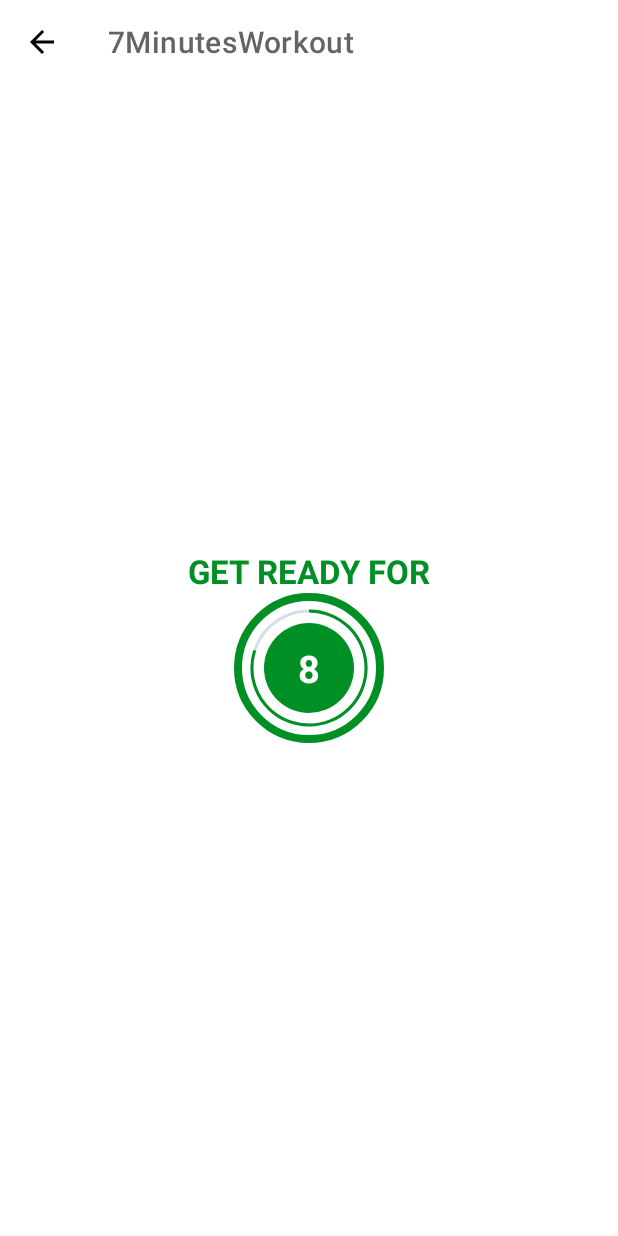
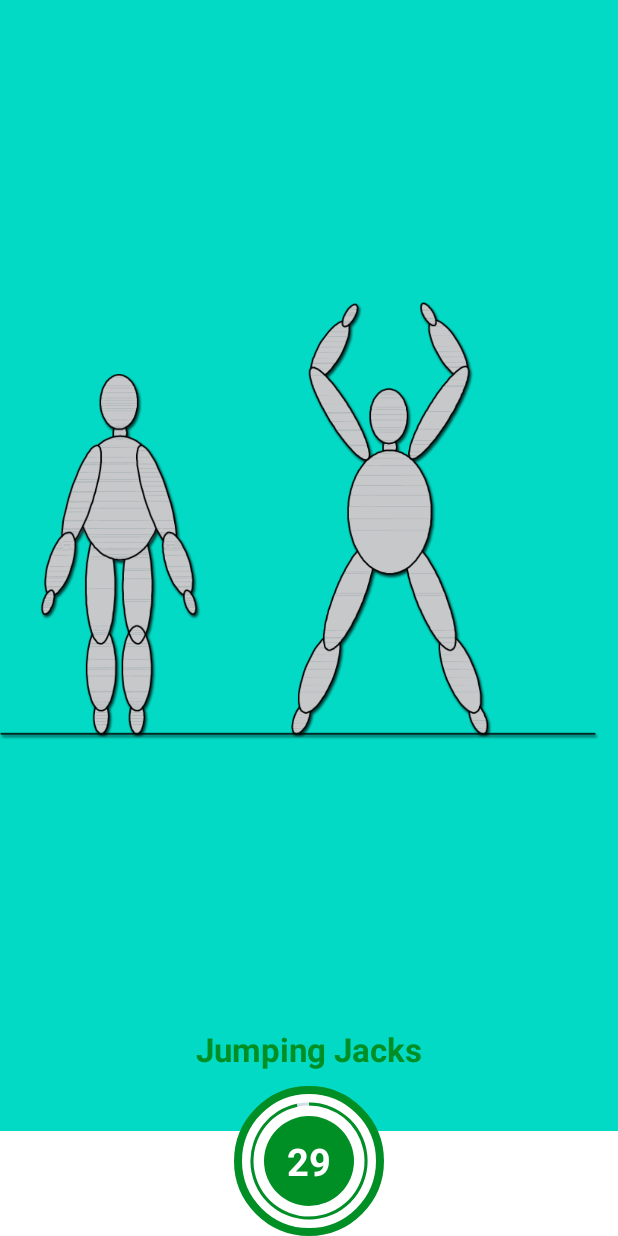
Before and after one commit to gunesserenay/7MinutesWorkout, an Android app: the ExerciseActivity screen opened directly, with no data from a screen before it, on a phone screen of 412 x 824 dp. Run offline under Robolectric (Android 15) with nearby library versions, the light colour scheme and no system bars.

Commit message:
Exercise Model and related UIs with it added

```diff
--- /dev/null
+++ b/app/src/main/java/com/moonsunapp/a7minutesworkout/Constants.kt
@@ -0,0 +1,59 @@
+package com.moonsunapp.a7minutesworkout
+
+object Constants {
+
+    fun defaultExerciseList(): ArrayList<ExerciseModel> {
+        val exerciseList = ArrayList<ExerciseModel>()
+
+        val jumpingJacks =
+            ExerciseModel(1, "Jumping Jacks", R.drawable.ic_jumping_jacks, false, false)
+        exerciseList.add(jumpingJacks)
+
+        val wallSit = ExerciseModel(2, "Wall Sit", R.drawable.ic_wall_sit, false, false)
+        exerciseList.add(wallSit)
+
+        val pushUp = ExerciseModel(3, "Push Up", R.drawable.ic_push_up, false, false)
+        exerciseList.add(pushUp)
+
+        val abdominalCrunch =
+            ExerciseModel(4, "Abdominal Crunch", R.drawable.ic_abdominal_crunch, false, false)
+        exerciseList.add(abdominalCrunch)
+
+        val stepUpOnChair = ExerciseModel(
+            5, "Step-Up onto Chair", R.drawable.ic_step_up_onto_chair, false, false
+        )
+        exerciseList.add(stepUpOnChair)
+
+        val squat = ExerciseModel(6, "Squat", R.drawable.ic_squat, false, false)
+        exerciseList.add(squat)
+
+        val tricepDipOnChair = ExerciseModel(
+            7, "Tricep Dip On Chair", R.drawable.ic_triceps_dip_on_chair, false, false
+        )
+        exerciseList.add(tricepDipOnChair)
+
+        val plank = ExerciseModel(8, "Plank", R.drawable.ic_plank, false, false)
+        exerciseList.add(plank)
+
+        val highKneesRunningInPlace = ExerciseModel(
+            9,
+            "High Knees Running In Place",
+            R.drawable.ic_high_knees_running_in_place,
+            false,
+            false
+        )
+        exerciseList.add(highKneesRunningInPlace)
+
+        val lunges = ExerciseModel(10, "Lunges", R.drawable.ic_lunge, false, false)
+        exerciseList.add(lunges)
+
+        val pushupAndRotation = ExerciseModel(
+            11, "Push up and Rotation", R.drawable.ic_push_up_and_rotation, false, false
+        )
+        exerciseList.add(pushupAndRotation)
+
+        val sidePlank = ExerciseModel(12, "Side Plank", R.drawable.ic_side_plank, false, false)
+        exerciseList.add(sidePlank)
+        return exerciseList
+    }
+}
--- a/app/src/main/java/com/moonsunapp/a7minutesworkout/ExerciseActivity.kt
+++ b/app/src/main/java/com/moonsunapp/a7minutesworkout/ExerciseActivity.kt
@@ -17,6 +17,9 @@
     private var exerciseTimer: CountDownTimer? = null
     private var exerciseProgress = 0
 
+    private var exerciseList: ArrayList<ExerciseModel>? = null
+    private var currentExercisePosition = -1
+
     override fun onCreate(savedInstanceState: Bundle?) {
         super.onCreate(savedInstanceState)
         binding = ActivityExerciseBinding.inflate(layoutInflater)
@@ -27,6 +30,8 @@
         if (supportActionBar != null) {
             supportActionBar?.setDisplayHomeAsUpEnabled(true)
         }
+        exerciseList = Constants.defaultExerciseList()
+
         binding?.toolbarExercise?.setNavigationOnClickListener {
             onBackPressed()
         }
@@ -34,24 +39,47 @@
     }
 
     private fun setUpRestView() {
+
+        binding?.flProgressBar?.visibility = View.VISIBLE
+        binding?.tvTitle?.visibility = View.VISIBLE
+        binding?.tvExercise?.visibility = View.INVISIBLE
+        binding?.ivExercise?.visibility = View.INVISIBLE
+        binding?.flProgressBarExercise?.visibility = View.INVISIBLE
+        binding?.tvUpcomingExerciseTitle?.visibility = View.VISIBLE
+        binding?.tvUpcomingExercise?.visibility = View.VISIBLE
+
         if (restTimer != null) {
             restTimer?.cancel()
             restProgress = 0
         }
+        binding?.tvUpcomingExercise?.text = exerciseList!![currentExercisePosition + 1].getName()
+
         setProgressBar()
+
     }
 
     private fun setUpExerciseView() {
-        binding?.flProgressBar?.visibility=View.INVISIBLE
-        binding?.tvTitle?.text="Exercise Name"
-        binding?.flProgressBarExercise?.visibility=View.VISIBLE
+        binding?.flProgressBar?.visibility = View.INVISIBLE
+        binding?.tvTitle?.visibility = View.INVISIBLE
+        binding?.tvExercise?.visibility = View.VISIBLE
+        binding?.ivExercise?.visibility = View.VISIBLE
+        binding?.flProgressBarExercise?.visibility = View.VISIBLE
+        binding?.tvUpcomingExerciseTitle?.visibility = View.INVISIBLE
+        binding?.tvUpcomingExercise?.visibility = View.INVISIBLE
+        if (exerciseTimer != null) {
+            exerciseTimer?.cancel()
+            exerciseProgress = 0
+        }
+
+        binding?.ivExercise?.setImageResource(exerciseList!![currentExercisePosition].getImage())
+        binding?.tvExercise?.text = exerciseList!![currentExercisePosition].getName()
         setProgressBarExercise()
     }
 
     private fun setProgressBar() {
         binding?.progressBar?.progress = restProgress
 
-        restTimer = object : CountDownTimer(10000, 1000) {
+        restTimer = object : CountDownTimer(1000, 1000) {
             override fun onTick(millisUntilFinished: Long) {
                 restProgress++
                 binding?.progressBar?.progress = 10 - restProgress
@@ -59,6 +87,7 @@
             }
 
             override fun onFinish() {
+                currentExercisePosition++
                 setUpExerciseView()
             }
         }.start()
@@ -67,7 +96,7 @@
     private fun setProgressBarExercise() {
         binding?.progressBarExercise?.progress = exerciseProgress
 
-        exerciseTimer = object : CountDownTimer(30000, 1000) {
+        exerciseTimer = object : CountDownTimer(3000, 1000) {
             override fun onTick(millisUntilFinished: Long) {
                 exerciseProgress++
                 binding?.progressBarExercise?.progress = 30 - exerciseProgress
@@ -75,11 +104,15 @@
             }
 
             override fun onFinish() {
-                Toast.makeText(
-                    this@ExerciseActivity,
-                    "Exercise finish",
-                    Toast.LENGTH_SHORT
-                ).show()
+                if (currentExercisePosition < (exerciseList?.size!! - 1)) {
+                    setUpRestView()
+                } else {
+                    Toast.makeText(
+                        this@ExerciseActivity,
+                        "Congrats! You complete 7 min workout!",
+                        Toast.LENGTH_SHORT
+                    ).show()
+                }
             }
         }.start()
     }
--- /dev/null
+++ b/app/src/main/java/com/moonsunapp/a7minutesworkout/ExerciseModel.kt
@@ -0,0 +1,43 @@
+package com.moonsunapp.a7minutesworkout
+
+class ExerciseModel(
+    private var id:Int,
+    private var name:String,
+    private var image:Int,
+    private var isCompleted:Boolean,
+    private var isSelected:Boolean
+
+)
+{
+    fun getId():Int{
+        return id
+    }
+    fun setId(id:Int){
+        this.id=id
+    }
+    fun getName():String{
+        return name
+    }
+    fun setName(name:String){
+        this.name=name
+    }
+    fun getImage():Int{
+        return image
+    }
+    fun setImage(image:Int){
+        this.image=image
+    }
+    fun getIsCompleted():Boolean{
+        return isCompleted
+    }
+    fun setIsCompleted(isCompleted:Boolean){
+        this.isCompleted=isCompleted
+    }
+    fun getIsSelected():Boolean{
+        return isSelected
+    }
+    fun setIsSelected(isSelected:Boolean){
+        this.isSelected=isSelected
+    }
+
+}
--- a/app/src/main/res/layout/activity_exercise.xml
+++ b/app/src/main/res/layout/activity_exercise.xml
@@ -9,111 +9,162 @@
     <androidx.appcompat.widget.Toolbar
         android:id="@+id/toolbarExercise"
         android:layout_width="match_parent"
+        android:layout_height="?android:attr/actionBarSize"
+        android:background="@color/white"
         android:theme="@style/ToolbarTheme"
+        app:layout_constraintEnd_toEndOf="parent"
+        app:layout_constraintStart_toStartOf="parent"
         app:layout_constraintTop_toTopOf="parent"
-        app:layout_constraintStart_toStartOf="parent"
+        app:titleTextColor="@color/colorPrimary" />
+
+    <ImageView
+        android:id="@+id/ivExercise" android:background="@color/teal_200"
+        android:layout_width="match_parent"
+        android:layout_height="0dp"
+        android:scaleType="fitCenter"
+        android:src="@drawable/ic_jumping_jacks"
+        android:visibility="invisible"
+        app:layout_constraintBottom_toTopOf="@+id/tvExercise"
         app:layout_constraintEnd_toEndOf="parent"
-        android:background="@color/white"
-        app:titleTextColor="@color/colorPrimary"
-        android:layout_height="?android:attr/actionBarSize"/>
+        app:layout_constraintStart_toStartOf="parent" />
 
     <TextView
+        android:id="@+id/tvExercise"
         android:layout_width="wrap_content"
+        android:layout_height="wrap_content"
+        android:text="Exercise Name"
+        android:textColor="@color/colorAccent"
+        android:textSize="22sp"
+        android:textStyle="bold"
+        android:visibility="gone"
+        app:layout_constraintBottom_toBottomOf="parent"
+        app:layout_constraintEnd_toEndOf="parent"
+        app:layout_constraintStart_toStartOf="parent"
+        app:layout_constraintTop_toBottomOf="@id/ivExercise"
+        tools:visibility="visible" />
+
+    <TextView
         android:id="@+id/tvTitle"
+        android:layout_width="wrap_content"
+        android:layout_height="wrap_content"
         android:text="GET READY FOR"
+        android:textColor="@color/colorAccent"
         android:textSize="@dimen/default_button_text_size"
-        android:textColor="@color/colorAccent"
         android:textStyle="bold"
-        app:layout_constraintStart_toStartOf="parent"
+        app:layout_constraintBottom_toTopOf="@id/flProgressBar"
         app:layout_constraintEnd_toEndOf="parent"
-        app:layout_constraintBottom_toTopOf="@id/flProgressBar"
-        android:layout_height="wrap_content"/>
+        app:layout_constraintStart_toStartOf="parent" />
 
     <FrameLayout
+        android:id="@+id/flProgressBar"
         android:layout_width="100dp"
-        android:id="@+id/flProgressBar"
         android:layout_height="100dp"
         android:layout_marginTop="10dp"
         android:background="@drawable/item_circular_color_accent_border"
+        app:layout_constraintBottom_toBottomOf="parent"
+        app:layout_constraintEnd_toEndOf="parent"
         app:layout_constraintStart_toStartOf="parent"
-        app:layout_constraintEnd_toEndOf="parent"
-        app:layout_constraintBottom_toBottomOf="parent"
         app:layout_constraintTop_toBottomOf="@id/toolbarExercise">
 
 
         <ProgressBar
+            android:id="@+id/progressBar"
+            style="?android:attr/progressBarStyleHorizontal"
             android:layout_width="100dp"
             android:layout_height="100dp"
-            android:id="@+id/progressBar"
-            style="?android:attr/progressBarStyleHorizontal"
+            android:layout_gravity="center"
             android:background="@drawable/circular_progress_gray"
-            android:progressDrawable="@drawable/circular_progress_bar"
             android:indeterminate="false"
-            android:layout_gravity="center"
             android:max="10"
             android:progress="100"
-            android:rotation="-90"
-            />
+            android:progressDrawable="@drawable/circular_progress_bar"
+            android:rotation="-90" />
 
         <LinearLayout
             android:layout_width="60dp"
             android:layout_height="60dp"
-            android:gravity="center"
+            android:layout_gravity="center"
             android:background="@drawable/item_circular_color_accent_background"
-            android:layout_gravity="center">
+            android:gravity="center">
+
             <TextView
+                android:id="@+id/tvTimer"
                 android:layout_width="wrap_content"
                 android:layout_height="wrap_content"
-                android:id="@+id/tvTimer"
+                android:text="10"
+                android:textColor="@color/white"
                 android:textSize="25sp"
-                android:textStyle="bold"
-                android:text="10"
-                android:textColor="@color/white"/>
+                android:textStyle="bold" />
         </LinearLayout>
     </FrameLayout>
 
+    <TextView
+        android:id="@+id/tvUpcomingExerciseTitle"
+        android:layout_width="wrap_content"
+        android:layout_height="wrap_content"
+        android:text="UPCOMING EXERCISE:"
+        android:textColor="@color/colorPrimary"
+        android:textSize="15sp"
+        android:textStyle="bold"
+        android:layout_marginTop="10dp"
+        app:layout_constraintTop_toBottomOf="@id/flProgressBar"
+        app:layout_constraintBottom_toTopOf="@id/tvUpcomingExercise"
+        app:layout_constraintEnd_toEndOf="parent"
+        app:layout_constraintStart_toStartOf="parent" />
+    <TextView
+        android:id="@+id/tvUpcomingExercise"
+        android:layout_width="wrap_content"
+        android:layout_height="wrap_content"
+        tools:text="Jumping Jacks"
+        android:textColor="@color/colorPrimary"
+        android:textSize="@dimen/default_button_text_size"
+        android:textStyle="bold"
+        app:layout_constraintTop_toBottomOf="@id/tvUpcomingExerciseTitle"
+        app:layout_constraintEnd_toEndOf="parent"
+        app:layout_constraintStart_toStartOf="parent" />
+
     <FrameLayout
+        android:id="@+id/flProgressBarExercise"
         android:layout_width="100dp"
-        android:id="@+id/flProgressBarExercise"
         android:layout_height="100dp"
         android:layout_marginTop="10dp"
-        tools:visibility="visible"
+        android:background="@drawable/item_circular_color_accent_border"
         android:visibility="gone"
-        android:background="@drawable/item_circular_color_accent_border"
+        app:layout_constraintBottom_toBottomOf="parent"
+        app:layout_constraintEnd_toEndOf="parent"
         app:layout_constraintStart_toStartOf="parent"
-        app:layout_constraintEnd_toEndOf="parent"
-        app:layout_constraintBottom_toBottomOf="parent"
-        app:layout_constraintTop_toBottomOf="@id/toolbarExercise">
+        app:layout_constraintTop_toBottomOf="@id/tvExercise"
+        tools:visibility="visible">
 
 
         <ProgressBar
+            android:id="@+id/progressBarExercise"
+            style="?android:attr/progressBarStyleHorizontal"
             android:layout_width="100dp"
             android:layout_height="100dp"
-            android:id="@+id/progressBarExercise"
-            style="?android:attr/progressBarStyleHorizontal"
+            android:layout_gravity="center"
             android:background="@drawable/circular_progress_gray"
-            android:progressDrawable="@drawable/circular_progress_bar"
             android:indeterminate="false"
-            android:layout_gravity="center"
             android:max="30"
             android:progress="300"
-            android:rotation="-90"
-            />
+            android:progressDrawable="@drawable/circular_progress_bar"
+            android:rotation="-90" />
 
         <LinearLayout
             android:layout_width="60dp"
             android:layout_height="60dp"
-            android:gravity="center"
+            android:layout_gravity="center"
             android:background="@drawable/item_circular_color_accent_background"
-            android:layout_gravity="center">
+            android:gravity="center">
+
             <TextView
+                android:id="@+id/tvTimerExercise"
                 android:layout_width="wrap_content"
                 android:layout_height="wrap_content"
-                android:id="@+id/tvTimerExercise"
+                android:text="30"
+                android:textColor="@color/white"
                 android:textSize="25sp"
-                android:textStyle="bold"
-                android:text="30"
-                android:textColor="@color/white"/>
+                android:textStyle="bold" />
         </LinearLayout>
     </FrameLayout>
 </androidx.constraintlayout.widget.ConstraintLayout>
```
Also changed, not shown: app/src/main/res/drawable/ic_abdominal_crunch.png (added), app/src/main/res/drawable/ic_high_knees_running_in_place.png (added), app/src/main/res/drawable/ic_jumping_jacks.png (added), app/src/main/res/drawable/ic_lunge.png (added), app/src/main/res/drawable/ic_plank.png (added), app/src/main/res/drawable/ic_push_up.png (added), app/src/main/res/drawable/ic_push_up_and_rotation.png (added), app/src/main/res/drawable/ic_side_plank.png (added), app/src/main/res/drawable/ic_squat.png (added), app/src/main/res/drawable/ic_step_up_onto_chair.png (added), app/src/main/res/drawable/ic_triceps_dip_on_chair.png (added), app/src/main/res/drawable/ic_wall_sit.png (added).
